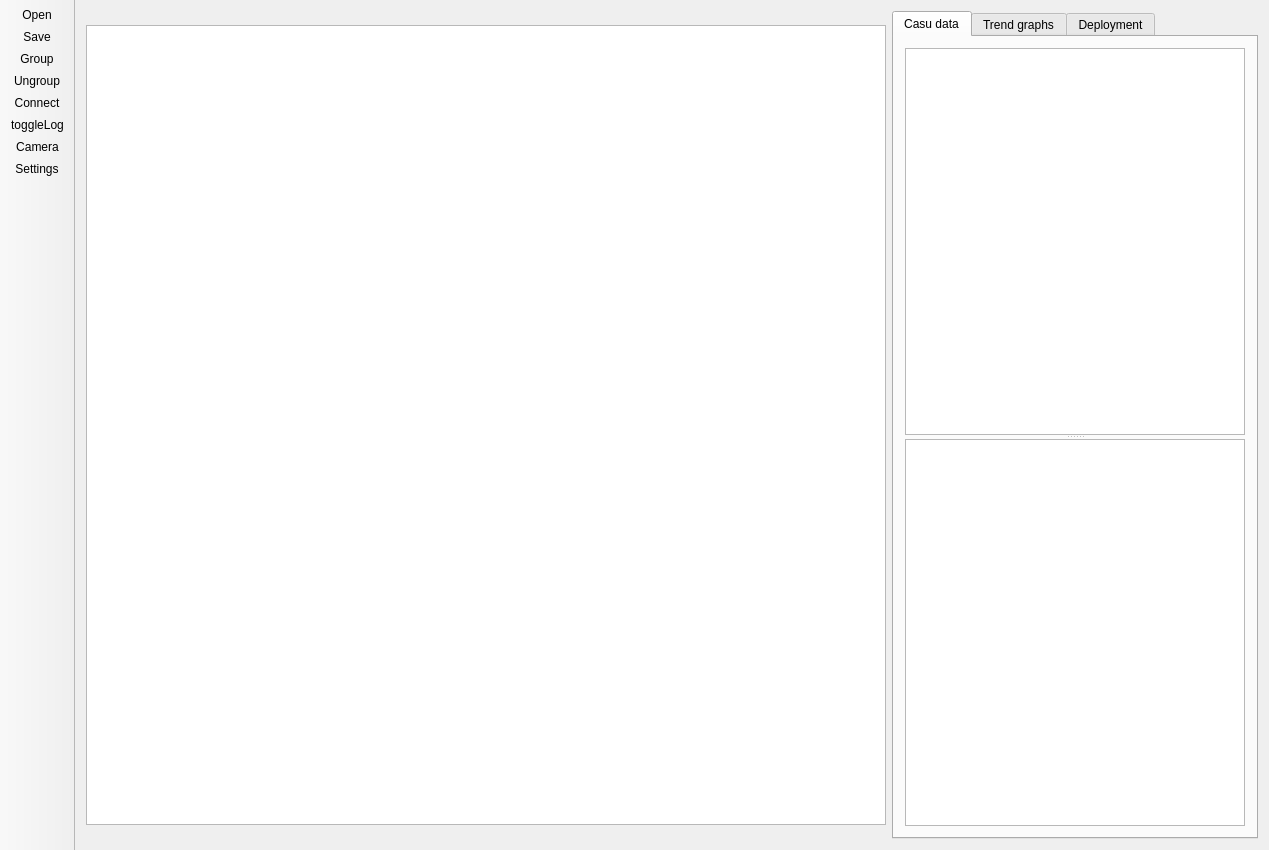
The window that src/arenaui.ui (assisi/arena-ui) describes before a commit, drawn with Qt 5.
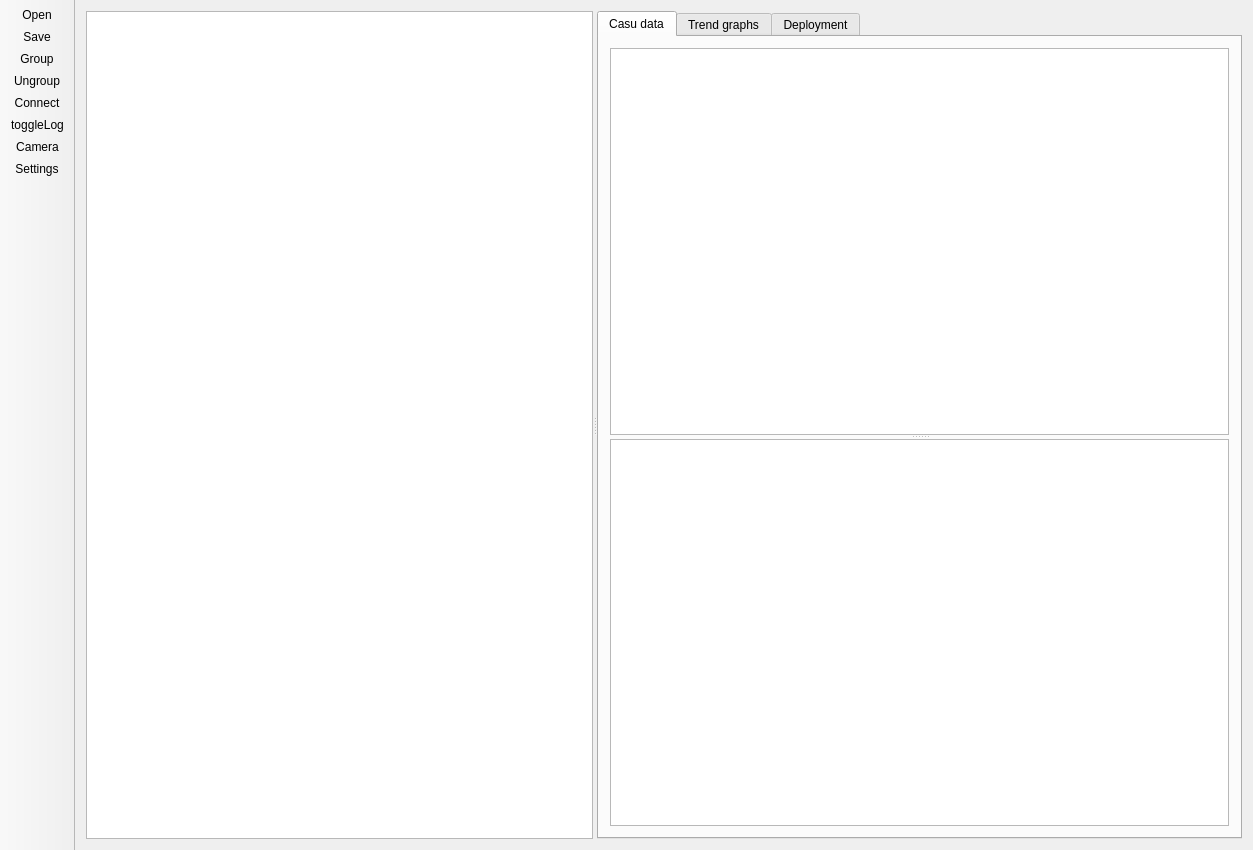
The same window after the commit. The open tabs and pages were chosen to show the change. Icons and pictures are not drawn.

Commit message: Whole layout can now be modified with sliders. If slider is moved to end position, widget will colapse and hide.

```diff
--- a/src/arenaui.ui
+++ b/src/arenaui.ui
@@ -6,7 +6,7 @@
    <rect>
     <x>0</x>
     <y>0</y>
-    <width>1252</width>
+    <width>1253</width>
     <height>850</height>
    </rect>
   </property>
@@ -14,30 +14,54 @@
    <string>Assisi|bf Arena UI</string>
   </property>
   <widget class="QWidget" name="centralWidget">
-   <layout class="QHBoxLayout" name="horizontalLayout" stretch="0,0">
+   <property name="sizePolicy">
+    <sizepolicy hsizetype="Expanding" vsizetype="Expanding">
+     <horstretch>0</horstretch>
+     <verstretch>0</verstretch>
+    </sizepolicy>
+   </property>
+   <layout class="QHBoxLayout" name="horizontalLayout">
     <item>
+     <widget class="QSplitter" name="splitter_3">
+      <property name="orientation">
+       <enum>Qt::Horizontal</enum>
+      </property>
      <widget class="QGraphicsView" name="arenaSpace">
+       <property name="sizePolicy">
+        <sizepolicy hsizetype="Expanding" vsizetype="Expanding">
+         <horstretch>0</horstretch>
+         <verstretch>0</verstretch>
+        </sizepolicy>
+       </property>
       <property name="minimumSize">
        <size>
-        <width>800</width>
-        <height>800</height>
+         <width>400</width>
+         <height>400</height>
        </size>
       </property>
       <property name="maximumSize">
        <size>
-        <width>800</width>
-        <height>800</height>
+         <width>16777215</width>
+         <height>16777215</height>
        </size>
       </property>
       <property name="contextMenuPolicy">
        <enum>Qt::CustomContextMenu</enum>
       </property>
       <property name="styleSheet">
-       <string notr="true">border-image: url(:/images/arena_sw.png)</string>
-      </property>
-     </widget>
-    </item>
-    <item>
+        <string notr="true"/>
+       </property>
+       <property name="verticalScrollBarPolicy">
+        <enum>Qt::ScrollBarAsNeeded</enum>
+       </property>
+       <property name="horizontalScrollBarPolicy">
+        <enum>Qt::ScrollBarAsNeeded</enum>
+       </property>
+      </widget>
+      <widget class="QSplitter" name="sideLayout">
+       <property name="orientation">
+        <enum>Qt::Vertical</enum>
+       </property>
      <widget class="QTabWidget" name="tabWidget">
       <property name="enabled">
        <bool>true</bool>
@@ -55,8 +79,8 @@
        <attribute name="title">
         <string>Casu data</string>
        </attribute>
-       <layout class="QGridLayout" name="gridLayout">
-        <item row="0" column="0">
+         <layout class="QVBoxLayout" name="verticalLayout">
+          <item>
          <widget class="QSplitter" name="splitter">
           <property name="sizePolicy">
            <sizepolicy hsizetype="Expanding" vsizetype="Expanding">
@@ -66,8 +90,8 @@
           </property>
           <property name="minimumSize">
            <size>
-            <width>340</width>
-            <height>400</height>
+              <width>0</width>
+              <height>0</height>
            </size>
           </property>
           <property name="sizeIncrement">
@@ -88,7 +112,7 @@
           <widget class="QTreeWidget" name="casuTree">
            <property name="minimumSize">
             <size>
-             <width>340</width>
+               <width>300</width>
              <height>0</height>
             </size>
            </property>
@@ -127,7 +151,7 @@
           <widget class="QTreeWidget" name="groupTree">
            <property name="minimumSize">
             <size>
-             <width>340</width>
+               <width>300</width>
              <height>0</height>
             </size>
            </property>
@@ -162,6 +186,8 @@
        <attribute name="title">
         <string>Deployment</string>
        </attribute>
+        </widget>
+       </widget>
       </widget>
      </widget>
     </item>
```
Left out of the diff: 2 changed lines with no effect on the pictures. Lines whose indentation alone changed are shown as unchanged. The commit also changes 3 other files.
